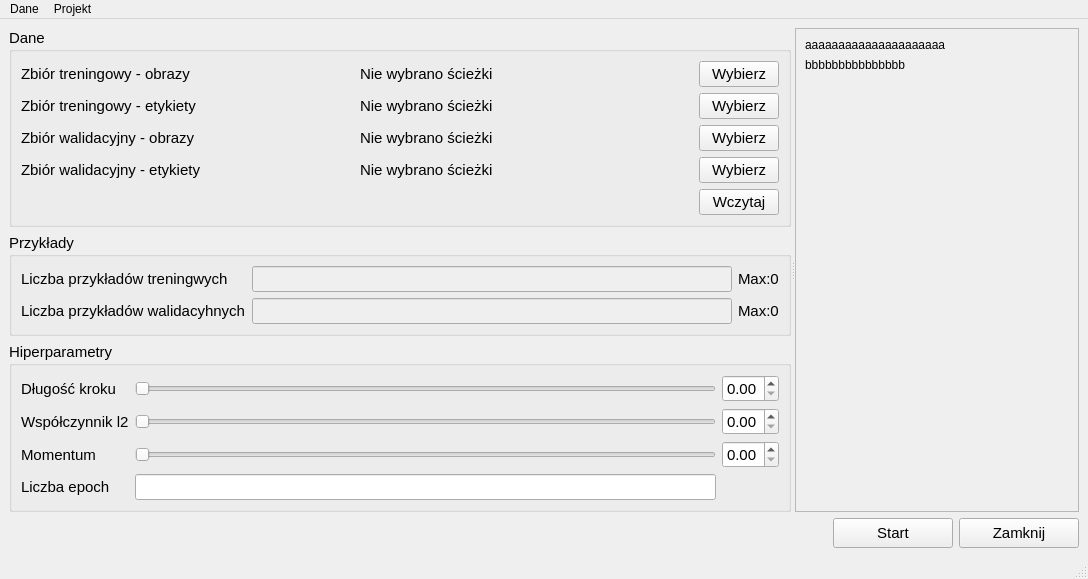
First picture: the form in form.ui, repository rafallewanczyk/PAIN_QT1, before the edit.
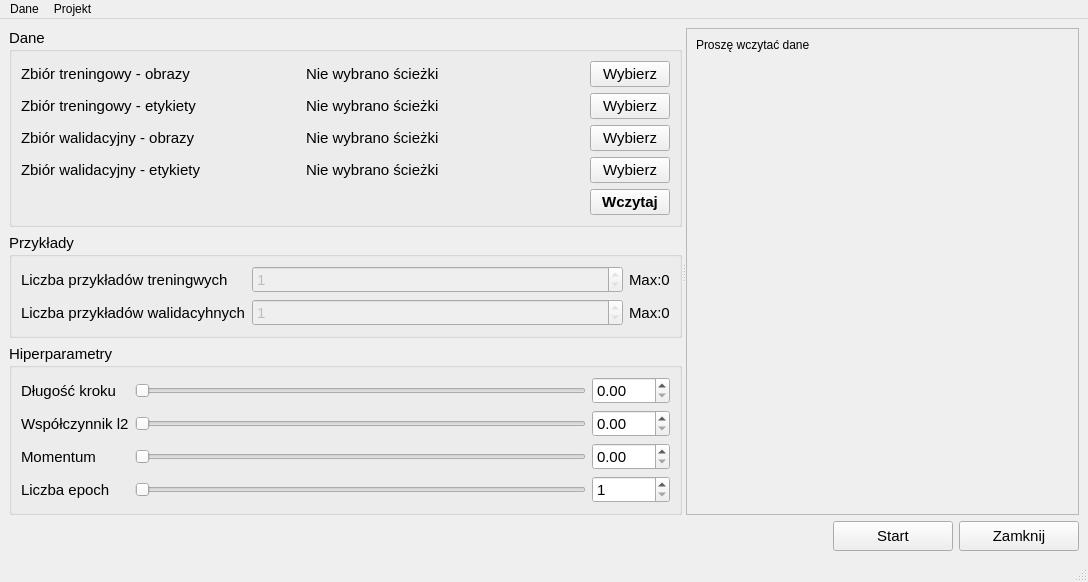
Second picture: the form after the edit.

Commit message: fully working main window logic

```diff
--- a/form.ui
+++ b/form.ui
@@ -78,6 +78,9 @@
              <property name="text">
               <string>Nie wybrano ścieżki</string>
              </property>
+             <property name="wordWrap">
+              <bool>true</bool>
+             </property>
             </widget>
            </item>
            <item row="4" column="1">
@@ -85,6 +88,9 @@
              <property name="text">
               <string>Nie wybrano ścieżki</string>
              </property>
+             <property name="wordWrap">
+              <bool>true</bool>
+             </property>
             </widget>
            </item>
            <item row="3" column="0">
@@ -112,6 +118,9 @@
              <property name="text">
               <string>Nie wybrano ścieżki</string>
              </property>
+             <property name="wordWrap">
+              <bool>true</bool>
+             </property>
             </widget>
            </item>
            <item row="3" column="1">
@@ -119,6 +128,9 @@
              <property name="text">
               <string>Nie wybrano ścieżki</string>
              </property>
+             <property name="wordWrap">
+              <bool>true</bool>
+             </property>
             </widget>
            </item>
            <item row="3" column="2">
@@ -191,6 +203,12 @@
            </item>
            <item row="5" column="2">
             <widget class="QPushButton" name="loadFilesButton">
+             <property name="font">
+              <font>
+               <weight>75</weight>
+               <bold>true</bold>
+              </font>
+             </property>
              <property name="text">
               <string>Wczytaj</string>
              </property>
@@ -210,13 +228,52 @@
            <string>Przykłady</string>
           </property>
           <layout class="QGridLayout" name="gridLayout">
+           <item row="1" column="2">
+            <widget class="QLabel" name="maxValidation">
+             <property name="sizePolicy">
+              <sizepolicy hsizetype="Maximum" vsizetype="Preferred">
+               <horstretch>0</horstretch>
+               <verstretch>0</verstretch>
+              </sizepolicy>
+             </property>
+             <property name="text">
+              <string>Max:0</string>
+             </property>
+            </widget>
+           </item>
+           <item row="1" column="1">
+            <widget class="QSpinBox" name="validationExampleNum">
+             <property name="enabled">
+              <bool>false</bool>
+             </property>
+             <property name="minimum">
+              <number>1</number>
+             </property>
+             <property name="maximum">
+              <number>1</number>
+             </property>
+            </widget>
+           </item>
            <item row="0" column="0">
             <widget class="QLabel" name="label_3">
+             <property name="sizePolicy">
+              <sizepolicy hsizetype="Maximum" vsizetype="Preferred">
+               <horstretch>0</horstretch>
+               <verstretch>0</verstretch>
+              </sizepolicy>
+             </property>
              <property name="text">
               <string>Liczba przykładów treningwych</string>
              </property>
             </widget>
            </item>
+           <item row="0" column="2">
+            <widget class="QLabel" name="maxTraining">
+             <property name="text">
+              <string>Max:0</string>
+             </property>
+            </widget>
+           </item>
            <item row="1" column="0">
             <widget class="QLabel" name="label_4">
              <property name="text">
@@ -224,31 +281,16 @@
              </property>
             </widget>
            </item>
-           <item row="1" column="1">
-            <widget class="QLineEdit" name="validationExampleNum">
-             <property name="enabled">
-              <bool>false</bool>
-             </property>
-            </widget>
-           </item>
            <item row="0" column="1">
-            <widget class="QLineEdit" name="trainingExampleNum">
+            <widget class="QSpinBox" name="trainingExampleNum">
              <property name="enabled">
               <bool>false</bool>
              </property>
-            </widget>
-           </item>
-           <item row="0" column="2">
-            <widget class="QLabel" name="maxTraining">
-             <property name="text">
-              <string>Max:0</string>
+             <property name="minimum">
+              <number>1</number>
              </property>
-            </widget>
-           </item>
-           <item row="1" column="2">
-            <widget class="QLabel" name="maxValidation">
-             <property name="text">
-              <string>Max:0</string>
+             <property name="maximum">
+              <number>1</number>
              </property>
             </widget>
            </item>
@@ -286,6 +328,16 @@
              </property>
             </widget>
            </item>
+           <item row="2" column="2">
+            <widget class="QSlider" name="momentumSlider">
+             <property name="maximum">
+              <number>100</number>
+             </property>
+             <property name="orientation">
+              <enum>Qt::Horizontal</enum>
+             </property>
+            </widget>
+           </item>
            <item row="1" column="0">
             <widget class="QLabel" name="label_8">
              <property name="text">
@@ -293,6 +345,16 @@
              </property>
             </widget>
            </item>
+           <item row="2" column="4">
+            <widget class="QDoubleSpinBox" name="momentum">
+             <property name="maximum">
+              <double>1.000000000000000</double>
+             </property>
+             <property name="singleStep">
+              <double>0.010000000000000</double>
+             </property>
+            </widget>
+           </item>
            <item row="4" column="0">
             <spacer name="verticalSpacer_2">
              <property name="orientation">
@@ -306,6 +368,26 @@
              </property>
             </spacer>
            </item>
+           <item row="1" column="4">
+            <widget class="QDoubleSpinBox" name="l2">
+             <property name="maximum">
+              <double>1.000000000000000</double>
+             </property>
+             <property name="singleStep">
+              <double>0.010000000000000</double>
+             </property>
+            </widget>
+           </item>
+           <item row="0" column="2">
+            <widget class="QSlider" name="stepSizeSlider">
+             <property name="maximum">
+              <number>100</number>
+             </property>
+             <property name="orientation">
+              <enum>Qt::Horizontal</enum>
+             </property>
+            </widget>
+           </item>
            <item row="2" column="0">
             <widget class="QLabel" name="label_10">
              <property name="text">
@@ -313,20 +395,7 @@
              </property>
             </widget>
            </item>
-           <item row="3" column="1">
-            <widget class="QLineEdit" name="epochNumber"/>
-           </item>
-           <item row="2" column="1">
-            <widget class="QSlider" name="momentumSlider">
-             <property name="maximum">
-              <number>100</number>
-             </property>
-             <property name="orientation">
-              <enum>Qt::Horizontal</enum>
-             </property>
-            </widget>
-           </item>
-           <item row="1" column="1">
+           <item row="1" column="2">
             <widget class="QSlider" name="l2Slider">
              <property name="maximum">
               <number>100</number>
@@ -336,37 +405,7 @@
              </property>
             </widget>
            </item>
-           <item row="2" column="3">
-            <widget class="QDoubleSpinBox" name="momentum">
-             <property name="maximum">
-              <double>1.000000000000000</double>
-             </property>
-             <property name="singleStep">
-              <double>0.010000000000000</double>
-             </property>
-            </widget>
-           </item>
-           <item row="1" column="3">
-            <widget class="QDoubleSpinBox" name="l2">
-             <property name="maximum">
-              <double>1.000000000000000</double>
-             </property>
-             <property name="singleStep">
-              <double>0.010000000000000</double>
-             </property>
-            </widget>
-           </item>
-           <item row="0" column="1">
-            <widget class="QSlider" name="stepSizeSlider">
-             <property name="maximum">
-              <number>100</number>
-             </property>
-             <property name="orientation">
-              <enum>Qt::Horizontal</enum>
-             </property>
-            </widget>
-           </item>
-           <item row="0" column="3">
+           <item row="0" column="4">
             <widget class="QDoubleSpinBox" name="stepSize">
              <property name="maximum">
               <double>1.000000000000000</double>
@@ -376,6 +415,29 @@
              </property>
             </widget>
            </item>
+           <item row="3" column="4">
+            <widget class="QSpinBox" name="epoch">
+             <property name="minimum">
+              <number>1</number>
+             </property>
+             <property name="maximum">
+              <number>99999999</number>
+             </property>
+            </widget>
+           </item>
+           <item row="3" column="2">
+            <widget class="QSlider" name="epochSlider">
+             <property name="minimum">
+              <number>1</number>
+             </property>
+             <property name="maximum">
+              <number>1000</number>
+             </property>
+             <property name="orientation">
+              <enum>Qt::Horizontal</enum>
+             </property>
+            </widget>
+           </item>
           </layout>
          </widget>
         </item>
@@ -420,22 +482,15 @@
          <rect>
           <x>0</x>
           <y>0</y>
-          <width>260</width>
+          <width>278</width>
           <height>454</height>
          </rect>
         </property>
         <layout class="QVBoxLayout" name="verticalLayout_3">
          <item>
-          <widget class="QLabel" name="testowy_label1">
+          <widget class="QLabel" name="label_5">
            <property name="text">
-            <string>aaaaaaaaaaaaaaaaaaaaa</string>
-           </property>
-          </widget>
-         </item>
-         <item>
-          <widget class="QLabel" name="testowy_label2">
-           <property name="text">
-            <string>bbbbbbbbbbbbbbb</string>
+            <string>Proszę wczytać dane                                   </string>
            </property>
           </widget>
          </item>
```
The commit also changes 4 other files.
